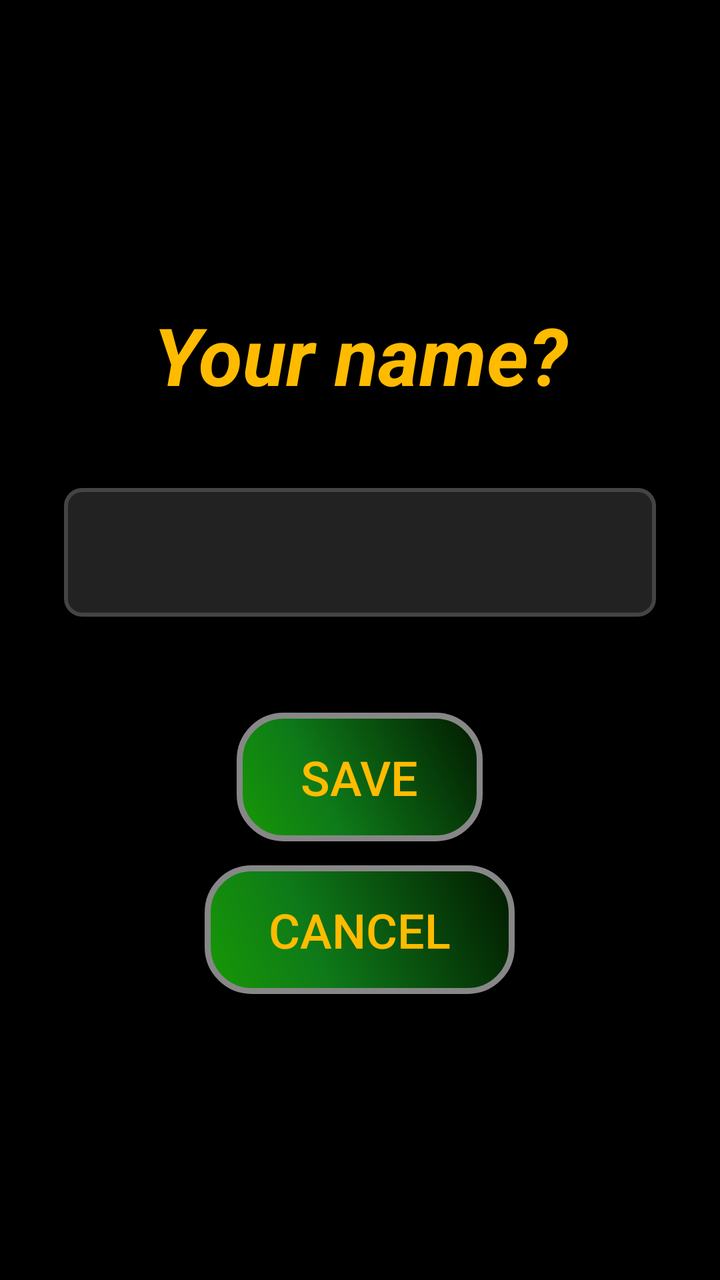
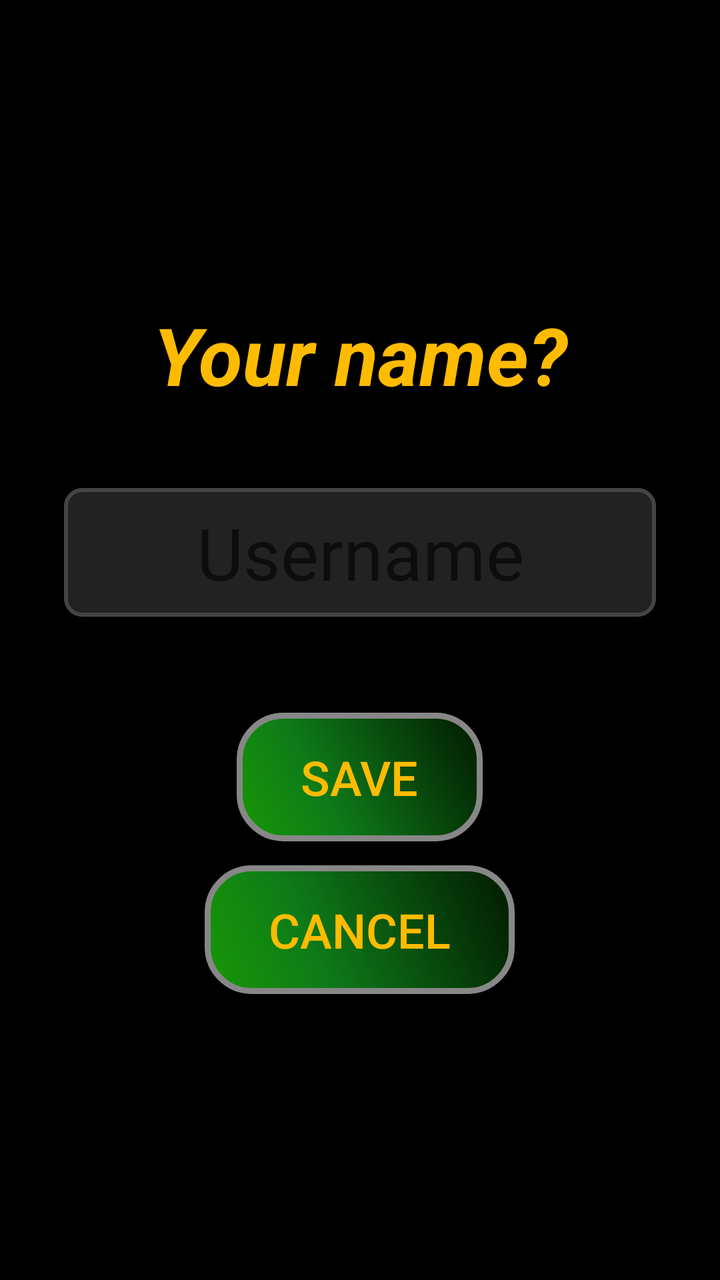

Before-and-after screenshots of an Android layout around one commit, followed by the original layout XML and the change that was made.
<!-- AndroidManifest.xml: application theme AppTheme -->
<!-- res/layout/username_creation.xml -->
<?xml version="1.0" encoding="utf-8"?>
<RelativeLayout
        xmlns:android="http://schemas.android.com/apk/res/android"
        android:orientation="vertical"
        android:layout_width="match_parent"
        android:layout_height="match_parent"
        android:background="@color/black">
    <LinearLayout
            android:layout_width="match_parent"
            android:layout_height="wrap_content"
            android:orientation="vertical"
            android:layout_centerVertical="true">
        <LinearLayout
                android:layout_width="wrap_content"
                android:layout_height="wrap_content"
                android:orientation="vertical"
                android:layout_gravity="center">
            <TextView
                    android:layout_width="match_parent"
                    android:layout_height="wrap_content"
                    android:text="@string/your_name"
                    android:id="@+id/your_name"
                    android:textAlignment="center"
                    android:textColor="@color/gold"
                    android:textSize="40sp"
                    android:padding="8sp"
                    android:textStyle="bold|italic"
                    android:enabled="true"
                    android:gravity="center_horizontal"/>
            <EditText
                    android:layout_width="wrap_content"
                    android:layout_height="wrap_content"
                    android:inputType="textPersonName"
                    android:background="@drawable/input_background"
                    android:ems="10"
                    android:maxLength="10"
                    android:id="@+id/username_field"
                    android:layout_gravity="center_horizontal"
                    android:textSize="36sp"
                    android:layout_margin="32dp"
                    android:textColor="@color/white"
                    android:textAlignment="center"
                    android:enabled="true"/>
        </LinearLayout>
        <LinearLayout
                android:orientation="vertical"
                android:layout_width="wrap_content"
                android:layout_height="wrap_content"
                android:layout_gravity="center_horizontal"
                android:layout_marginTop="16sp">
            <Button
                    android:layout_width="wrap_content"
                    android:layout_height="wrap_content"
                    android:text="@string/save"
                    android:id="@+id/save"
                    android:onClick="saveUsername"
                    android:textSize="24sp"
                    android:background="@drawable/button"
                    android:layout_gravity="center_horizontal"
                    android:textColor="@color/gold"
                    android:enabled="true"
                    android:clickable="true"
                    android:focusable="true" />
            <Button
                    android:layout_width="wrap_content"
                    android:layout_height="wrap_content"
                    android:id="@+id/cancel"
                    android:onClick="showUsernameSelectionScreen"
                    android:textSize="24sp"
                    android:background="@drawable/button"
                    android:text="@string/cancel"
                    android:textColor="@color/gold"
                    android:layout_gravity="center_horizontal"
                    android:layout_marginTop="12sp"
                    android:clickable="true"
                    android:enabled="true"
                    android:focusable="true"/>
        </LinearLayout>
    </LinearLayout>
</RelativeLayout>
<!-- resources referenced by this layout -->
<resources>
  <color name="black">#000000</color>
  <color name="gold">#FFBB00</color>
  <color name="white">#ffffff</color>
  <!-- drawable button (drawable) -->
  <?xml version="1.0" encoding="utf-8"?>
  <shape xmlns:android="http://schemas.android.com/apk/res/android" android:shape="rectangle" >
      <corners android:radius="22dp"/>
      <gradient
          android:angle="45"
          android:centerX="35%"
          android:centerColor="#0E7A19"
          android:startColor="#179805"
          android:endColor="#021900"
          android:type="linear"/>
      <padding
          android:left="32sp"
          android:top="16sp"
          android:right="32sp"
          android:bottom="16sp"/>
      <stroke
          android:width="3dp"
          android:color="#878787"/>
  </shape>
  <!-- drawable input_background (drawable) -->
  <?xml version="1.0" encoding="utf-8"?>
  <shape xmlns:android="http://schemas.android.com/apk/res/android"
      android:shape="rectangle">
      <solid android:color="#222222" />
      <corners android:radius="8dp" />
      <stroke
          android:width="2dp"
          android:color="#444444" />
      <padding
          android:bottom="8dp"
          android:left="16dp"
          android:right="16dp"
          android:top="8dp" />
  </shape>
  <string name="cancel">Cancel</string>
  <string name="save">Save</string>
  <string name="your_name">Your name?</string>
  <style name="AppTheme" parent="Base.Theme.AppCompat.Light.DarkActionBar">
  
      </style>
</resources>

<!-- the commit's change to res/layout/username_creation.xml (unified diff, before → after) -->
@@ -1,15 +1,15 @@
 <?xml version="1.0" encoding="utf-8"?>
-<RelativeLayout
+<LinearLayout
         xmlns:android="http://schemas.android.com/apk/res/android"
         android:orientation="vertical"
+        android:gravity="center_vertical"
         android:layout_width="match_parent"
-        android:layout_height="match_parent"
-        android:background="@color/black">
+        android:layout_height="match_parent">
     <LinearLayout
             android:layout_width="match_parent"
             android:layout_height="wrap_content"
             android:orientation="vertical"
-            android:layout_centerVertical="true">
+            >
         <LinearLayout
                 android:layout_width="wrap_content"
                 android:layout_height="wrap_content"
@@ -31,6 +31,8 @@
                     android:layout_width="wrap_content"
                     android:layout_height="wrap_content"
                     android:inputType="textPersonName"
+                    android:autofillHints="username"
+                    android:hint="@string/username_hint"
                     android:background="@drawable/input_background"
                     android:ems="10"
                     android:maxLength="10"
@@ -49,6 +51,7 @@
                 android:layout_gravity="center_horizontal"
                 android:layout_marginTop="16sp">
             <Button
+                    style="?android:attr/buttonBarButtonStyle"
                     android:layout_width="wrap_content"
                     android:layout_height="wrap_content"
                     android:text="@string/save"
@@ -62,6 +65,7 @@
                     android:clickable="true"
                     android:focusable="true" />
             <Button
+                    style="?android:attr/buttonBarButtonStyle"
                     android:layout_width="wrap_content"
                     android:layout_height="wrap_content"
                     android:id="@+id/cancel"
@@ -77,4 +81,4 @@
                     android:focusable="true"/>
         </LinearLayout>
     </LinearLayout>
-</RelativeLayout>
+</LinearLayout>
<!-- resource entries referenced after the edit -->
@@ -40,9 +40,10 @@
   </shape>
   <string name="cancel">Cancel</string>
   <string name="save">Save</string>
+  <string name="username_hint">Username</string>
   <string name="your_name">Your name?</string>
   <style name="AppTheme" parent="Base.Theme.AppCompat.Light.DarkActionBar">
-  
+          <item name="android:windowBackground">@color/black</item>
       </style>
 </resources>
 
